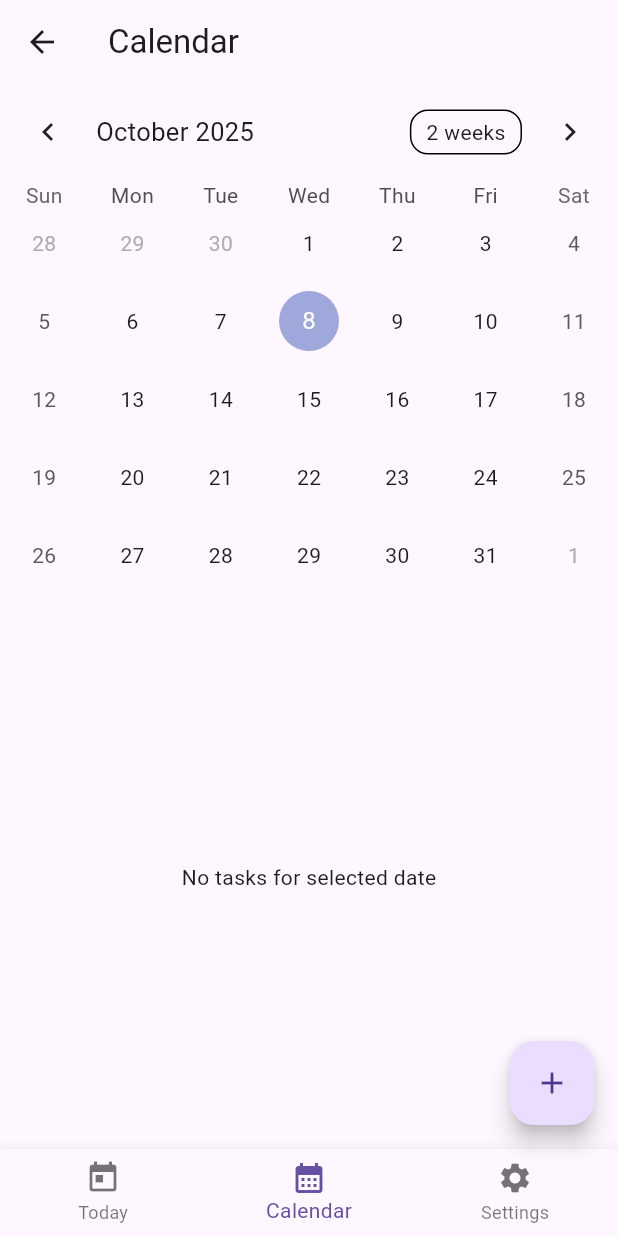
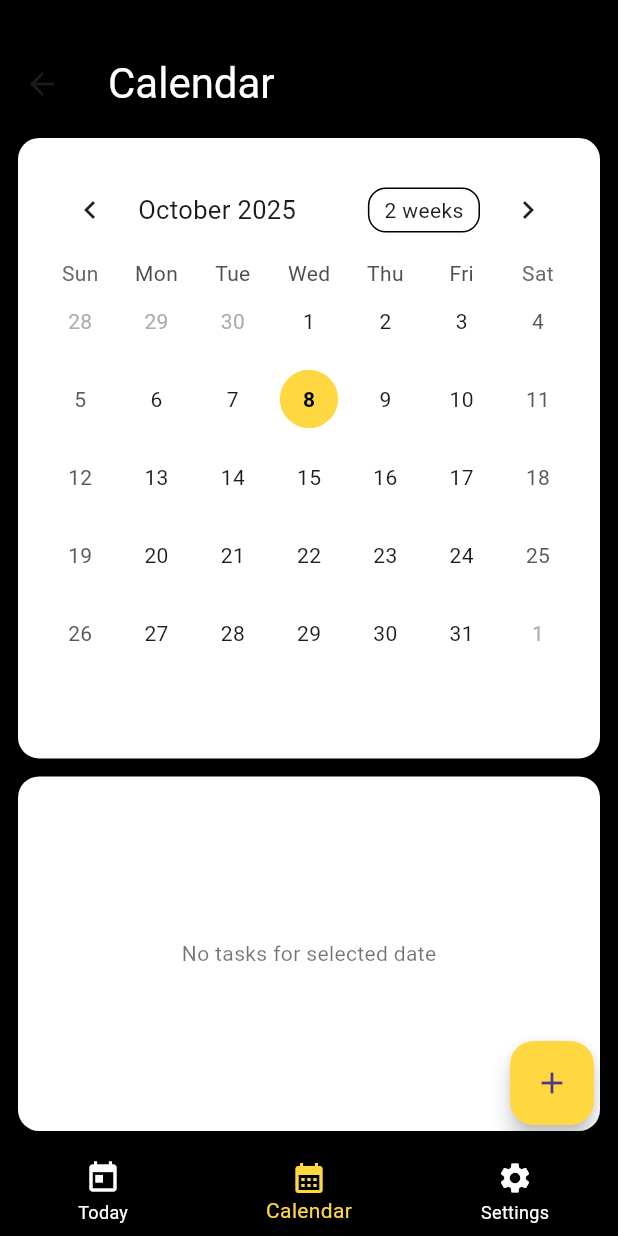
Before and after one commit to noel-odero/Study-Planner-App, a Flutter app: the CalendarScreen screen opened by its route, on a phone screen of 412 x 824 dp. Run offline on Flutter 3.47's test engine with Material 3 defaults, Android fonts, the phone set to English and light mode, and no system bars; drawn by our look-alikes of table_calendar; our stand-ins replace shared_preferences; accounts and stored records are empty.

Commit message:
Refactor CalendarScreen UI with improved layout and styling for calendar and tasks display

```diff
--- a/study_planner/lib/screens/calendar_screen.dart
+++ b/study_planner/lib/screens/calendar_screen.dart
@@ -44,10 +44,43 @@ class _CalendarScreenState extends State<CalendarScreen> {
   Widget build(BuildContext context) {
     final selectedTasks = _selected == null ? [] : _eventsForDay(_selected!);
     return Scaffold(
-      appBar: AppBar(title: const Text('Calendar')),
-      body: Column(
+      backgroundColor: Colors.black,
+      appBar: PreferredSize(
+        preferredSize: Size.fromHeight(80),
+        child: SafeArea(
+          child: Padding(
+            padding: const EdgeInsets.only(top: 32),
+            child: AppBar(
+              title: Text(
+                'Calendar',
+                style: TextStyle(color: Colors.white, fontSize: 28),
+              ),
+              backgroundColor: Colors.black,
+            ),
+          ),
+        ),
+      ),
+      body: Padding(
+        padding: const EdgeInsets.all(12),
+        child: Column(
           children: [
-          TableCalendar(
+            // Calendar Container
+            Expanded(
+              flex: 7,
+              child: Container(
+                padding: const EdgeInsets.all(16),
+                decoration: BoxDecoration(
+                  color: Colors.white,
+                  borderRadius: BorderRadius.circular(14),
+                  boxShadow: [
+                    BoxShadow(
+                      color: Colors.black26,
+                      blurRadius: 6,
+                      offset: Offset(0, 2),
+                    ),
+                  ],
+                ),
+                child: TableCalendar(
                   firstDay: DateTime.utc(2020, 1, 1),
                   lastDay: DateTime.utc(2035, 12, 31),
                   focusedDay: _focused,
@@ -61,18 +94,56 @@ class _CalendarScreenState extends State<CalendarScreen> {
                   },
                   eventLoader: _eventsForDay,
                   calendarStyle: const CalendarStyle(
+                    todayDecoration: BoxDecoration(
+                      color: Colors.amberAccent,
+                      shape: BoxShape.circle,
+                    ),
+                    todayTextStyle: TextStyle(
+                      color: Colors.black,
+                      fontWeight: FontWeight.bold,
+                    ),
+                    selectedDecoration: BoxDecoration(
+                      color: Colors.amberAccent,
+                      shape: BoxShape.circle,
+                    ),
+                    selectedTextStyle: TextStyle(
+                      color: Colors.black,
+                      fontWeight: FontWeight.bold,
+                    ),
                     markerDecoration: BoxDecoration(
-                color: Colors.orange,
+                      color: Colors.amber,
                       shape: BoxShape.circle,
                     ),
                   ),
                 ),
-          const SizedBox(height: 8),
+              ),
+            ),
+            const SizedBox(height: 12),
+            // Tasks Container
             Expanded(
+              flex: 4,
+              child: Container(
+                padding: const EdgeInsets.all(16),
+                decoration: BoxDecoration(
+                  color: Colors.white,
+                  borderRadius: BorderRadius.circular(14),
+                  boxShadow: [
+                    BoxShadow(
+                      color: Colors.black26,
+                      blurRadius: 6,
+                      offset: Offset(0, 2),
+                    ),
+                  ],
+                ),
                 child: selectedTasks.isEmpty
-                ? const Center(child: Text('No tasks for selected date'))
+                    ? const Center(
+                        child: Text(
+                          'No tasks for selected date',
+                          style: TextStyle(color: Colors.black54),
+                        ),
+                      )
                     : ListView.separated(
-                    padding: const EdgeInsets.all(12),
+                        padding: const EdgeInsets.all(8),
                         itemBuilder: (context, idx) {
                           final t = selectedTasks[idx];
                           return TaskTile(
@@ -99,9 +170,12 @@ class _CalendarScreenState extends State<CalendarScreen> {
                         itemCount: selectedTasks.length,
                       ),
               ),
+            ),
           ],
         ),
+      ),
       floatingActionButton: FloatingActionButton(
+        backgroundColor: Colors.amberAccent,
         onPressed: () async {
           await Navigator.pushNamed(context, AppRoutes.newTask);
           await _loadAll();
@@ -114,6 +188,9 @@ class _CalendarScreenState extends State<CalendarScreen> {
 
   Widget _buildBottomNav(BuildContext context) {
     return BottomNavigationBar(
+      backgroundColor: Colors.black,
+      selectedItemColor: Colors.amberAccent,
+      unselectedItemColor: Colors.white,
       currentIndex: 1,
       onTap: (i) {
         if (i == 0) {
```
Lines whose indentation alone changed are shown as unchanged.
